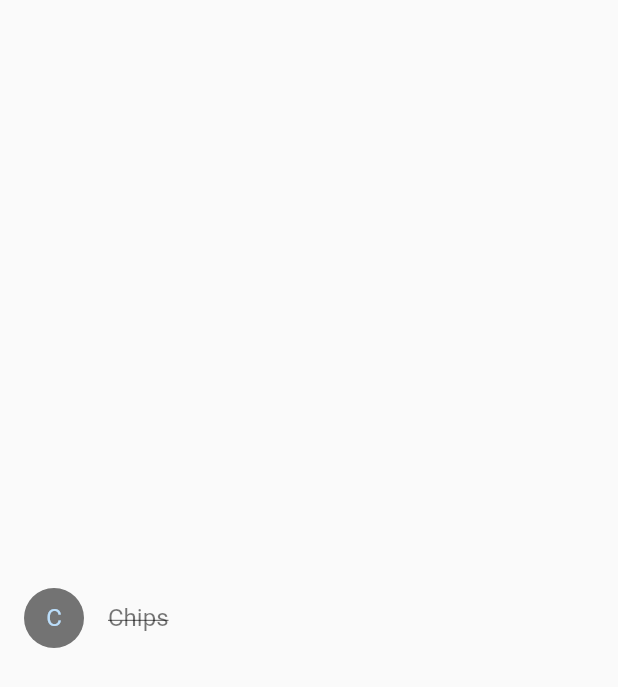
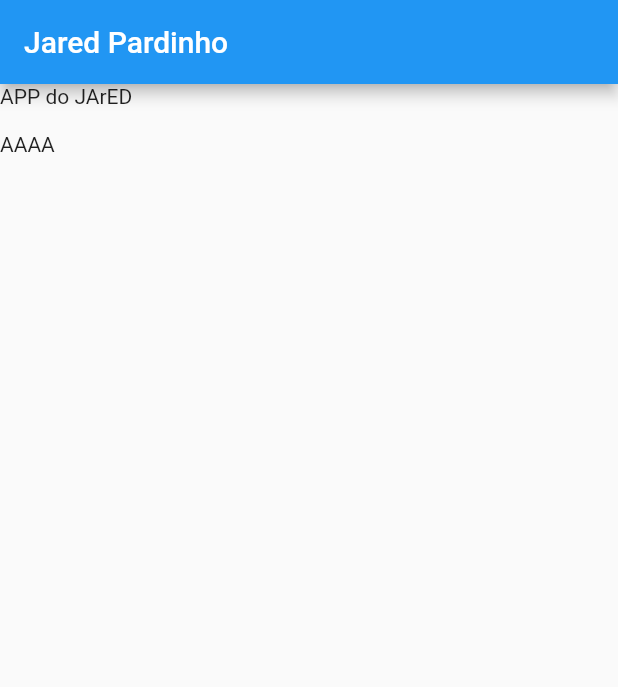
Before and after one commit to Felipalds/flutter_and_dart, a Flutter app: the screen it shows after launch, on a phone screen of 412 x 824 dp. Shown: the top 687 px of the screen. Run offline on Flutter 3.47's test engine with Material 2 defaults, Android fonts, the phone set to English and light mode, and no system bars.

Commit message:
flutter widgets and dart programming language

```diff
--- a/lib/main.dart
+++ b/lib/main.dart
@@ -1,71 +1,17 @@
 import 'package:flutter/material.dart';
 
-class Product {
-  const Product({required this.name});
+void main() => runApp(MyApp()); //arrow function
 
-  final String name;
-}
-
-typedef CartChangedCallback = Function(Product product, bool inCart);
-
-class ShoppingListItem extends StatelessWidget {
-  ShoppingListItem({
-    required this.product,
-    required this.inCart,
-    required this.onCartChanged,
-  }) : super(key: ObjectKey(product));
-
-  final Product product;
-  final bool inCart;
-  final CartChangedCallback onCartChanged;
-
-  Color _getColor(BuildContext context) {
-    // The theme depends on the BuildContext because different
-    // parts of the tree can have different themes.
-    // The BuildContext indicates where the build is
-    // taking place and therefore which theme to use.
-
-    return inCart //
-        ? Colors.black54
-        : Theme.of(context).primaryColor;
-  }
-
-  TextStyle? _getTextStyle(BuildContext context) {
-    if (!inCart) return null;
-
-    return const TextStyle(
-      color: Colors.black54,
-      decoration: TextDecoration.lineThrough,
-    );
-  }
-
-  @override
+class MyApp extends StatelessWidget {
+  @override //just to clear it that it will override the build method
   Widget build(BuildContext context) {
-    return ListTile(
-      onTap: () {
-        onCartChanged(product, inCart);
-      },
-      leading: CircleAvatar(
-        backgroundColor: _getColor(context),
-        child: Text(product.name[0]),
+    return MaterialApp(
+      home: Scaffold(
+        appBar: AppBar(
+          title: Text("Jared Pardinho"),
+        ),
+        body: Text("APP do JArED\n\nAAAA"),
       ),
-      title: Text(product.name, style: _getTextStyle(context)),
     );
   }
 }
-
-void main() {
-  runApp(
-    MaterialApp(
-      home: Scaffold(
-        body: Center(
-          child: ShoppingListItem(
-            product: const Product(name: 'Chips'),
-            inCart: true,
-            onCartChanged: (product, inCart) {},
-          ),
-        ),
-      ),
-    ),
-  );
-}
```
Also changed, not shown: lib/namedArguments.dart (added, +18 -0 lines), lib/test.dart (added, +19 -0 lines), 2 other files.
